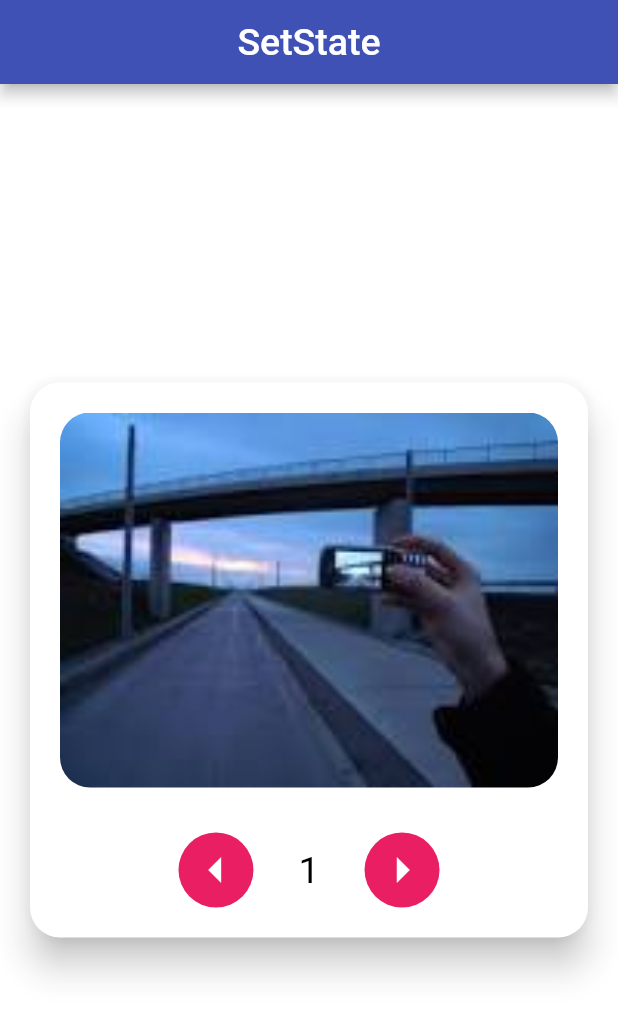
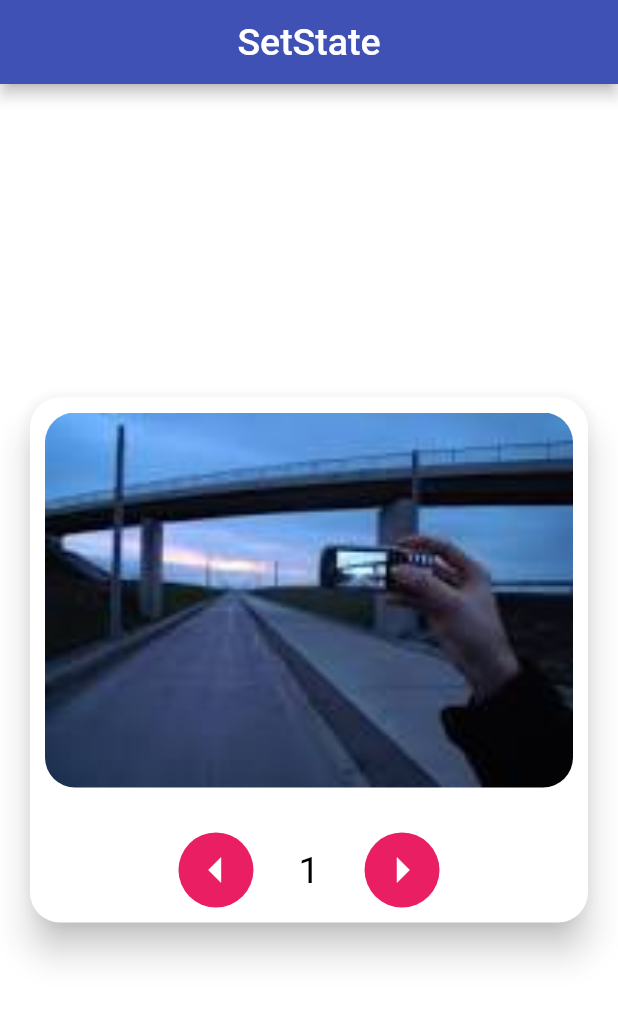
Before and after one commit to palash-barman/State-Management, a Flutter app: the screen it shows after launch, on a phone screen of 412 x 824 dp. Shown: the top 1016 px of the screen. Run offline on Flutter 3.47's test engine with Material 2 defaults, Android fonts, the phone set to English and light mode, and no system bars.

Commit message:
init commit

```diff
--- /dev/null
+++ b/lib/HomePage/home_page.dart
@@ -0,0 +1,130 @@
+
+import 'package:flutter/material.dart';
+
+class HomePage extends StatefulWidget {
+  const HomePage({Key? key}) : super(key: key);
+
+  @override
+  State<HomePage> createState() => _HomePageState();
+}
+
+class _HomePageState extends State<HomePage> {
+  final List _list = [
+    "assets/image/images1.jpg",
+    "assets/image/images2.jpg",
+    "assets/image/images3.jpg",
+    "assets/image/image4.jpg",
+  ];
+  var selectIndex = 0;
+  bool isLoading =true;
+
+  @override
+  Widget build(BuildContext context) {
+    Future.delayed(const Duration(seconds: 3),(){
+      setState(() {
+        isLoading=false;
+      });
+    });
+
+    return Scaffold(
+        backgroundColor: Colors.white.withOpacity(0.8),
+        appBar: AppBar(
+          title: const Text("SetState",style: TextStyle(fontSize: 25),),
+          centerTitle: true,
+          backgroundColor: Colors.indigo,
+        ),
+        body:isLoading?const Center(
+          child: SizedBox(
+            height: 50,
+            width: 50,
+            child: CircularProgressIndicator(
+              strokeWidth:5,
+              color: Colors.red,
+            ),
+          ),
+        ) :Center(
+          child: Card(
+            margin: const EdgeInsets.all(20),
+            elevation: 10,
+            shape: RoundedRectangleBorder(
+              borderRadius: BorderRadius.circular(20),
+            ),
+            child: Container(
+              padding: const EdgeInsets.all(10),
+              height: 350,
+              width: double.infinity,
+              child: Column(
+                children: [
+                  ClipRRect(
+                      borderRadius: BorderRadius.circular(20),
+                      child: Image.asset(_list[selectIndex],height: 250,fit: BoxFit.fill,width: double.infinity,)),
+
+                  SizedBox(height: 30,),
+                  Row(
+                    mainAxisAlignment: MainAxisAlignment.center,
+                    children: [
+                      InkWell(
+                        onTap: () {
+                          if(selectIndex>0){
+                            setState(() {
+                              selectIndex--;
+                            });
+                          }
+                        },
+                        child: Container(
+                          height: 50,
+                          width: 50,
+                          decoration: const BoxDecoration(
+                            color: Colors.pink, shape: BoxShape.circle,),
+                          child: const Center(
+                            child: Icon(
+                              Icons.arrow_left,
+                              color: Colors.white,
+                              size: 40,
+                            ),
+                          ),
+                        ),
+                      ),
+                      const SizedBox(
+                        width: 30,
+                      ),
+                      Text(
+                        "${selectIndex + 1}",
+                        style: TextStyle(fontSize: 25, color: Colors.black),
+                      ),
+                      const SizedBox(
+                        width: 30,
+                      ),
+                      InkWell(
+                        onTap:(){
+                          if(selectIndex>=0&&selectIndex<_list.length-1){
+                            setState(() {
+                              selectIndex++;
+                              print(selectIndex);
+                            });
+                          }
+
+                        },
+                        child: Container(
+                          height: 50,
+                          width: 50,
+                          decoration: const BoxDecoration(
+                              color: Colors.pink, shape: BoxShape.circle),
+                          child: const Center(
+                            child: Icon(
+                              Icons.arrow_right,
+                              color: Colors.white,
+                              size: 40,
+                            ),
+                          ),
+                        ),
+                      ),
+                    ],
+                  )
+                ],
+              ),
+            ),
+          ),
+        ));
+  }
+}
--- a/lib/main.dart
+++ b/lib/main.dart
@@ -1,4 +1,6 @@
 import 'package:flutter/material.dart';
+
+import 'HomePage/home_page.dart';
 
 void main() {
   runApp(const MyApp());
@@ -14,149 +16,10 @@ class MyApp extends StatelessWidget {
       title: 'Flutter Demo',
       debugShowCheckedModeBanner: false,
       theme: ThemeData(
-        // This is the theme of your application.
-        //
-        // Try running your application with "flutter run". You'll see the
-        // application has a blue toolbar. Then, without quitting the app, try
-        // changing the primarySwatch below to Colors.green and then invoke
-        // "hot reload" (press "r" in the console where you ran "flutter run",
-        // or simply save your changes to "hot reload" in a Flutter IDE).
-        // Notice that the counter didn't reset back to zero; the application
-        // is not restarted.
+
         primarySwatch: Colors.blue,
       ),
-      home: const MyHomePage(),
+      home: const HomePage(),
     );
   }
 }
-
-class MyHomePage extends StatefulWidget {
-  const MyHomePage({Key? key}) : super(key: key);
-
-  @override
-  State<MyHomePage> createState() => _MyHomePageState();
-}
-
-class _MyHomePageState extends State<MyHomePage> {
-  final List _list = [
-    "assets/image/images.jpg",
-    "assets/image/images3.jpg",
-    "assets/image/img_lights.jpg",
-    "assets/image/term-bg-1-666de2d9.jpg",
-  ];
-  var selectIndex = 0;
-  bool isLoading =true;
-
-  @override
-  Widget build(BuildContext context) {
-
-    Future.delayed(Duration(seconds: 3),(){
-      setState(() {
-        isLoading=false;
-      });
-    });
-
-
-    return Scaffold(
-      backgroundColor: Colors.white.withOpacity(0.8),
-        appBar: AppBar(
-          title: const Text("SetState",style: TextStyle(fontSize: 25),),
-          centerTitle: true,
-          backgroundColor: Colors.indigo,
-        ),
-        body:isLoading?const Center(
-          child: SizedBox(
-            height: 50,
-              width: 50,
-            child: CircularProgressIndicator(
-              strokeWidth:5,
-              color: Colors.red,
-            ),
-          ),
-        ) :Center(
-          child: Card(
-            margin: const EdgeInsets.all(20),
-            elevation: 10,
-            shape: RoundedRectangleBorder(
-              borderRadius: BorderRadius.circular(20),
-            ),
-            child: Container(
-              padding: EdgeInsets.all(10),
-              margin: EdgeInsets.all(10),
-              height: 350,
-              width: double.infinity,
-              child: Column(
-                children: [
-                  ClipRRect(
-                      borderRadius: BorderRadius.circular(20),
-                      child: Image.asset(_list[selectIndex],height: 250,fit: BoxFit.fill,width: double.infinity,)),
-
-                  SizedBox(height: 30,),
-                  Row(
-                    mainAxisAlignment: MainAxisAlignment.center,
-                    children: [
-                      InkWell(
-                        onTap: () {
-                         if(selectIndex>0){
-                           setState(() {
-                             selectIndex--;
-                           });
-                         }
-                        },
-                        child: Container(
-                          height: 50,
-                          width: 50,
-                          decoration: const BoxDecoration(
-                              color: Colors.pink, shape: BoxShape.circle,),
-                          child: const Center(
-                            child: Icon(
-                              Icons.arrow_left,
-                              color: Colors.white,
-                              size: 40,
-                            ),
-                          ),
-                        ),
-                      ),
-                      const SizedBox(
-                        width: 30,
-                      ),
-                      Text(
-                        "${selectIndex + 1}",
-                        style: TextStyle(fontSize: 25, color: Colors.black),
-                      ),
-                      const SizedBox(
-                        width: 30,
-                      ),
-                      InkWell(
-                        onTap:(){
-                          if(selectIndex>=0&&selectIndex<_list.length-1){
-                            setState(() {
-                              selectIndex++;
-                              print(selectIndex);
-                            });
-                          }
-
-                        },
-                        child: Container(
-                          height: 50,
-                          width: 50,
-                          decoration: const BoxDecoration(
-                              color: Colors.pink, shape: BoxShape.circle),
-                          child: const Center(
-                            child: Icon(
-                              Icons.arrow_right,
-                              color: Colors.white,
-                              size: 40,
-                            ),
-                          ),
-                        ),
-                      ),
-                    ],
-                  )
-                ],
-              ),
-            ),
-          ),
-        ));
-  }
-}
```
Also changed, not shown: assets/image/image4.jpg (renamed from assets/image/term-bg-1-666de2d9.jpg), assets/image/images1.jpg (renamed from assets/image/images.jpg), assets/image/images2.jpg (added), assets/image/images3.jpg, assets/image/img_lights.jpg (deleted).
